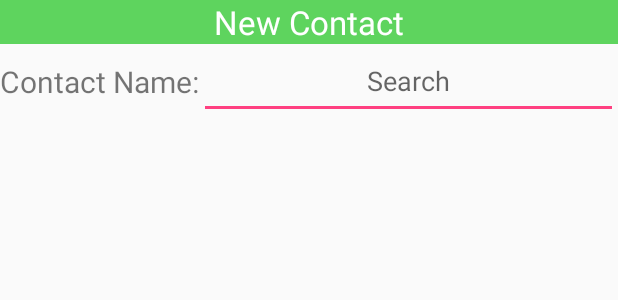
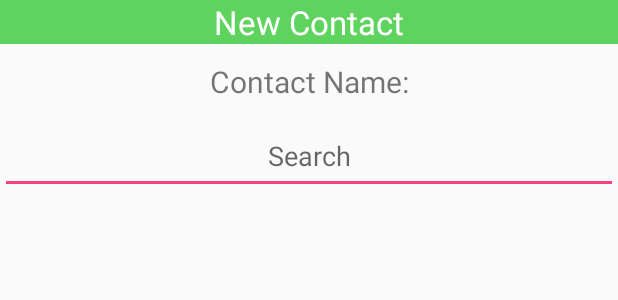
Before and after one commit to bboudra/ScopeText, an Android app: the layout fragment_new_contact.xml on its own in the app's theme, with its tools: preview values and no code run, on a phone screen of 412 x 824 dp. Shown: the top 300 px of the screen. Run offline under Robolectric (Android 15) with nearby library versions, the phone set to English and light mode, and no system bars.

Commit message:
Upgraded gradle, diagrams, and started new contact UI.

```diff
--- a/app/src/main/java/org/scopetext/scopetext/ContactFragment.java
+++ b/app/src/main/java/org/scopetext/scopetext/ContactFragment.java
@@ -11,7 +11,7 @@ import android.view.ViewGroup;
 
 
 /**
- * Handles the UI for displaying list of contacts.
+ * Handles the UI for displaying list of contacts.<br/>
  */
 public class ContactFragment extends Fragment {
 
--- a/app/src/main/java/org/scopetext/scopetext/MainActivity.java
+++ b/app/src/main/java/org/scopetext/scopetext/MainActivity.java
@@ -15,6 +15,12 @@ import android.view.MenuInflater;
 import android.view.MenuItem;
 import android.view.View;
 
+/**
+ * Controller component of the app. Communicates with all of the other
+ * components, and handles responses from all of them.
+ * @author John Qualls
+ * @version 1.0
+ */
 public class MainActivity extends AppCompatActivity {
     private static final int PAGE_NUM = 2;
     private ViewPager mPager;
--- a/app/src/main/res/layout/fragment_new_contact.xml
+++ b/app/src/main/res/layout/fragment_new_contact.xml
@@ -1,16 +1,10 @@
-<ScrollView xmlns:android="http://schemas.android.com/apk/res/android"
-    xmlns:tools="http://schemas.android.com/tools"
+<LinearLayout xmlns:android="http://schemas.android.com/apk/res/android"
     android:id="@+id/new_contact_fragment_scroll"
     android:layout_width="match_parent"
-    android:layout_height="match_parent" >
-
-    <RelativeLayout
-        android:layout_width="match_parent"
-        android:layout_height="match_parent"
-        tools:context="org.scopetext.scopetext.NewContactFragment">
+    android:layout_height="match_parent"
+    android:orientation="vertical">
 
         <TextView
-            android:id="@+id/new_contact_header"
             android:layout_width="match_parent"
             android:layout_height="wrap_content"
             android:text="@string/new_contact_header"
@@ -21,22 +15,17 @@
 
         <TextView
             android:id="@+id/search_contact_text"
-            android:layout_width="wrap_content"
+            android:layout_width="match_parent"
             android:layout_height="@dimen/form_height"
             android:text="@string/search_contact_text"
             android:textSize="@dimen/body_text_size"
-            android:layout_below="@id/new_contact_header"
             android:gravity="center"/>
 
         <EditText
-            android:id="@+id/contact_name_form"
             android:layout_width="match_parent"
             android:layout_height="@dimen/form_height"
             android:imeOptions="actionSearch"
             android:gravity="center"
-            android:layout_below="@id/new_contact_header"
-            android:layout_toRightOf="@id/search_contact_text"
             android:hint="@string/search_contact_text_hint" />
-    </RelativeLayout>
 
-</ScrollView>
+</LinearLayout>
--- a/build.gradle
+++ b/build.gradle
@@ -5,7 +5,7 @@ buildscript {
         jcenter()
     }
     dependencies {
-        classpath 'com.android.tools.build:gradle:1.5.0'
+        classpath 'com.android.tools.build:gradle:2.0.0'
 
         // NOTE: Do not place your application dependencies here; they belong
         // in the individual module build.gradle files
```
Also changed, not shown: gradle/wrapper/gradle-wrapper.properties, 2 other files.
